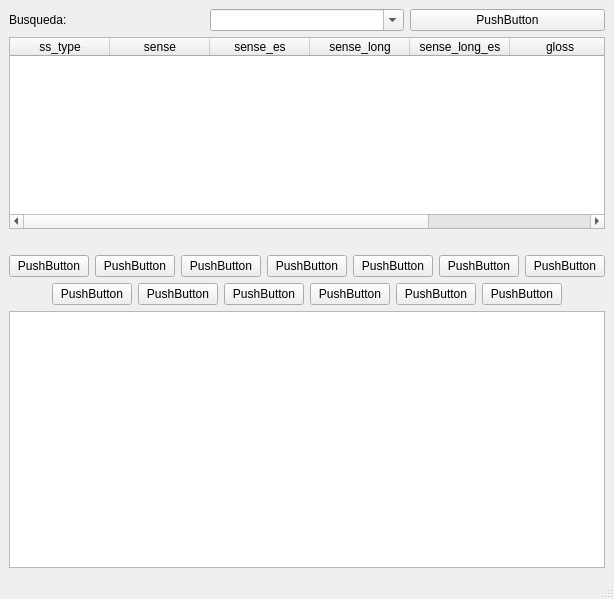
Qt form ui/QtNLP_Wordnet.ui (sorice/QtNLP-Wordnet) before a commit.
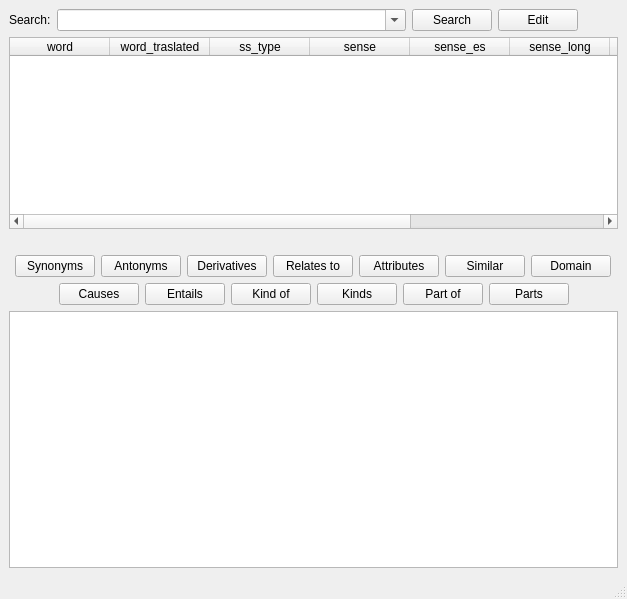
The same form after that commit.

Diff of the .ui file:
```diff
--- a/ui/QtNLP_Wordnet.ui
+++ b/ui/QtNLP_Wordnet.ui
@@ -6,7 +6,7 @@
    <rect>
     <x>0</x>
     <y>0</y>
-    <width>599</width>
+    <width>627</width>
     <height>599</height>
    </rect>
   </property>
@@ -24,7 +24,7 @@
           <item>
            <widget class="QLabel" name="label">
             <property name="text">
-             <string>Busqueda:</string>
+             <string>Search:</string>
             </property>
            </widget>
           </item>
@@ -33,18 +33,59 @@
             <property name="enabled">
              <bool>true</bool>
             </property>
+            <property name="sizePolicy">
+             <sizepolicy hsizetype="Expanding" vsizetype="Fixed">
+              <horstretch>0</horstretch>
+              <verstretch>0</verstretch>
+             </sizepolicy>
+            </property>
             <property name="editable">
              <bool>true</bool>
             </property>
            </widget>
           </item>
           <item>
-           <widget class="QPushButton" name="pushButton">
+           <widget class="QPushButton" name="searchButton">
+            <property name="sizePolicy">
+             <sizepolicy hsizetype="Fixed" vsizetype="Fixed">
+              <horstretch>0</horstretch>
+              <verstretch>0</verstretch>
+             </sizepolicy>
+            </property>
             <property name="text">
-             <string>PushButton</string>
+             <string>Search</string>
             </property>
            </widget>
           </item>
+          <item>
+           <widget class="QPushButton" name="editButton">
+            <property name="sizePolicy">
+             <sizepolicy hsizetype="Fixed" vsizetype="Fixed">
+              <horstretch>0</horstretch>
+              <verstretch>0</verstretch>
+             </sizepolicy>
+            </property>
+            <property name="text">
+             <string>Edit</string>
+            </property>
+           </widget>
+          </item>
+          <item>
+           <spacer name="horizontalSpacer_5">
+            <property name="orientation">
+             <enum>Qt::Horizontal</enum>
+            </property>
+            <property name="sizeType">
+             <enum>QSizePolicy::Minimum</enum>
+            </property>
+            <property name="sizeHint" stdset="0">
+             <size>
+              <width>40</width>
+              <height>20</height>
+             </size>
+            </property>
+           </spacer>
+          </item>
          </layout>
         </item>
         <item row="1" column="0">
@@ -64,6 +105,16 @@
           <property name="gridStyle">
            <enum>Qt::DashDotLine</enum>
           </property>
+          <column>
+           <property name="text">
+            <string>word</string>
+           </property>
+          </column>
+          <column>
+           <property name="text">
+            <string>word_traslated</string>
+           </property>
+          </column>
           <column>
            <property name="text">
             <string>ss_type</string>
@@ -132,49 +183,49 @@
             <item>
              <widget class="QPushButton" name="pushButton_2">
               <property name="text">
-               <string>PushButton</string>
+               <string>Synonyms</string>
               </property>
              </widget>
             </item>
             <item>
              <widget class="QPushButton" name="pushButton_3">
               <property name="text">
-               <string>PushButton</string>
+               <string>Antonyms</string>
               </property>
              </widget>
             </item>
             <item>
              <widget class="QPushButton" name="pushButton_4">
               <property name="text">
-               <string>PushButton</string>
+               <string>Derivatives</string>
               </property>
              </widget>
             </item>
             <item>
              <widget class="QPushButton" name="pushButton_5">
               <property name="text">
-               <string>PushButton</string>
+               <string>Relates to</string>
               </property>
              </widget>
             </item>
             <item>
              <widget class="QPushButton" name="pushButton_6">
               <property name="text">
-               <string>PushButton</string>
+               <string>Attributes</string>
               </property>
              </widget>
             </item>
             <item>
              <widget class="QPushButton" name="pushButton_7">
               <property name="text">
-               <string>PushButton</string>
+               <string>Similar</string>
               </property>
              </widget>
             </item>
             <item>
              <widget class="QPushButton" name="pushButton_8">
               <property name="text">
-               <string>PushButton</string>
+               <string>Domain</string>
               </property>
              </widget>
             </item>
@@ -211,42 +262,42 @@
             <item>
              <widget class="QPushButton" name="pushButton_9">
               <property name="text">
-               <string>PushButton</string>
+               <string>Causes</string>
               </property>
              </widget>
             </item>
             <item>
              <widget class="QPushButton" name="pushButton_10">
               <property name="text">
-               <string>PushButton</string>
+               <string>Entails</string>
               </property>
              </widget>
             </item>
             <item>
              <widget class="QPushButton" name="pushButton_11">
               <property name="text">
-               <string>PushButton</string>
+               <string>Kind of</string>
               </property>
              </widget>
             </item>
             <item>
              <widget class="QPushButton" name="pushButton_12">
               <property name="text">
-               <string>PushButton</string>
+               <string>Kinds</string>
               </property>
              </widget>
             </item>
             <item>
              <widget class="QPushButton" name="pushButton_13">
               <property name="text">
-               <string>PushButton</string>
+               <string>Part of</string>
               </property>
              </widget>
             </item>
             <item>
              <widget class="QPushButton" name="pushButton_14">
               <property name="text">
-               <string>PushButton</string>
+               <string>Parts</string>
               </property>
              </widget>
             </item>
```
Left out of the diff: 4 changed lines with no effect on the pictures.
